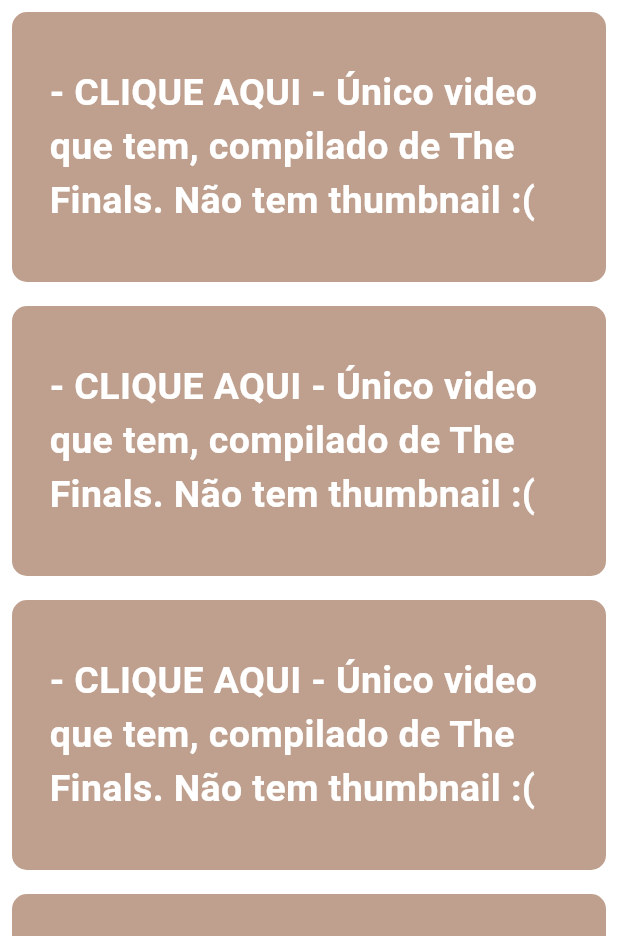
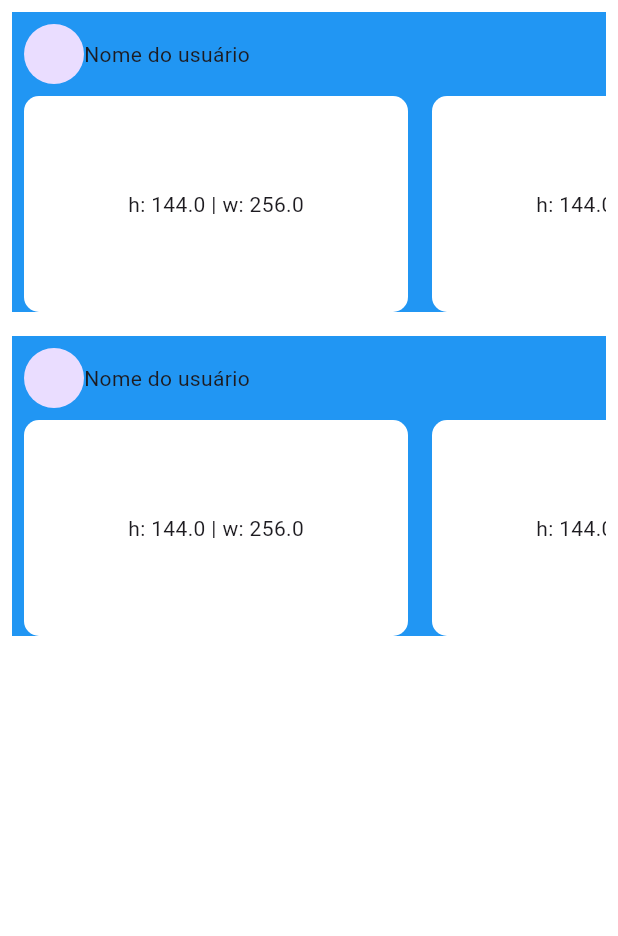
Before and after one commit to Matheus-Rossetti/streaming-app, a Flutter app: the screen it shows after launch, on a phone screen of 412 x 824 dp, the part 300-1236 px from its top. Run offline on Flutter 3.47's test engine with Material 3 defaults, Android fonts, the phone set to English and light mode, and no system bars; our stand-ins replace video_player.

Commit message:
Started making the user video card

```diff
--- a/lib/home_screen.dart
+++ b/lib/home_screen.dart
@@ -1,5 +1,7 @@
 import 'package:flutter/material.dart';
+
 import 'widgets/user_videos_card.dart';
+
 class HomeScreen extends StatefulWidget {
   const HomeScreen({super.key});
 
@@ -32,7 +34,8 @@ class _HomeScreenState extends State<HomeScreen> {
           ),
           SliverList(
             delegate: SliverChildBuilderDelegate(
-                  (context, index) => UserVideosCard(index: index),
+              childCount: 2,
+              (context, index) => UserVideosCard(index: index),
             ),
           ),
         ],
--- a/lib/main.dart
+++ b/lib/main.dart
@@ -1,6 +1,4 @@
 import 'package:flutter/material.dart';
-import 'package:streaming_app/video_player.dart';
-
 import 'home_screen.dart';
 
 void main() {
--- a/lib/widgets/user_videos_card.dart
+++ b/lib/widgets/user_videos_card.dart
@@ -1,6 +1,6 @@
 import 'package:flutter/material.dart';
-import '/video_player.dart';
 
+import 'video_card.dart';
 
 class UserVideosCard extends StatefulWidget {
   const UserVideosCard({super.key, required this.index});
@@ -16,34 +16,37 @@ class _UserVideosCardState extends State<UserVideosCard> {
   Widget build(BuildContext context) {
     return Padding(
       padding: const EdgeInsets.all(8.0),
-      child: GestureDetector(
-        onTap: () {
-          Navigator.push(
-            context,
-            MaterialPageRoute(builder: (context) => VideoPlayerScreen()),
-          );
-        },
-        child: Container(
-          height: 180,
-          width: double.infinity,
-          decoration: BoxDecoration(
-            color: Color(0xffBFA08E),
-            borderRadius: BorderRadius.circular(10),
-          ),
-          child: Padding(
-            padding: const EdgeInsets.only(left: 10, top: 0),
-            child: Center(
-              child: Padding(
-                padding: const EdgeInsets.all(15.0),
-                child: Text(
-                  '- CLIQUE AQUI - Único video que tem, compilado de The Finals. Não tem thumbnail :(',
-                  style: TextStyle(
-                    color: Colors.white,
-                    fontWeight: FontWeight.bold,
-                    fontSize: 25,
+      child: SizedBox(
+        height: 200,
+        width: double.infinity,
+        child: Expanded(
+          child: Container(
+            color: Colors.blue,
+            child: Column(
+              children: [
+                Padding(
+                  padding: const EdgeInsets.all(8.0),
+                  child: Row(
+                    children: [CircleAvatar(), Text('Nome do usuário')],
                   ),
                 ),
-              ),
+                Expanded(
+                  child: LayoutBuilder(
+                    builder:
+                        (context, constraints) => SizedBox(
+                          child: ListView.builder(
+                            itemCount: 5,
+                            scrollDirection: Axis.horizontal,
+                            itemBuilder:
+                                (context, index) => VideoCard(
+                                  height: constraints.maxHeight,
+                                  width: (constraints.maxHeight * 16 / 9),
+                                ),
+                          ),
+                        ),
+                  ),
+                ),
+              ],
             ),
           ),
         ),
--- /dev/null
+++ b/lib/widgets/video_card.dart
@@ -0,0 +1,23 @@
+import 'package:flutter/material.dart';
+
+class VideoCard extends StatelessWidget {
+  const VideoCard({super.key, required this.height, required this.width});
+
+  final double height;
+  final double width;
+
+  @override
+  Widget build(BuildContext context) {
+    return Padding( // TODO Fix this padding, for some reason it changes the aspect ratio if applied for top and bottom
+      padding: const EdgeInsets.only(left: 8.0, right: 8.0),
+      child: Container(
+        width: width,
+        decoration: BoxDecoration(
+          color: Colors.white,
+          borderRadius: BorderRadius.circular(10),
+        ),
+        child: Center(child: Text('h: $height | w: $width')),
+      ),
+    );
+  }
+}
```
